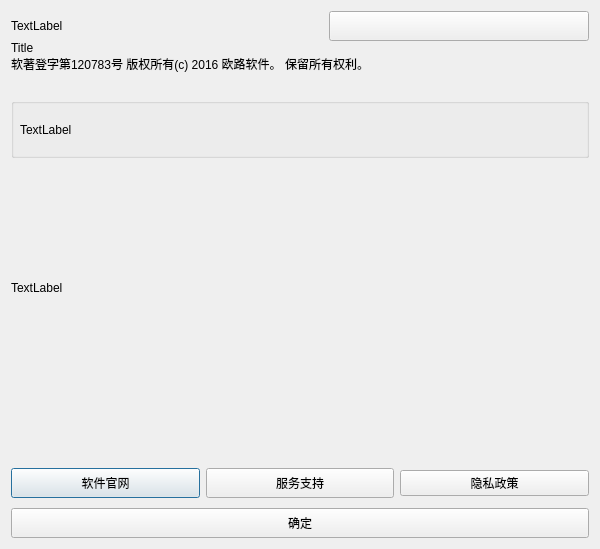
The window that about_dialog.ui (eudic/eudic_win32_localize) describes before a commit, drawn with Qt 5.
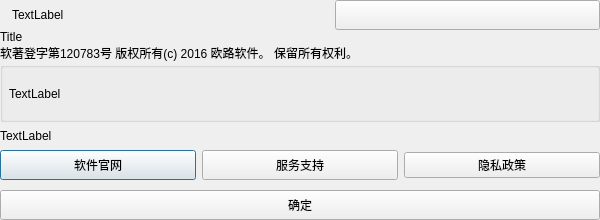
The same window after the commit. Custom widgets are drawn as their Qt base class.

Patch:
```diff
--- a/about_dialog.ui
+++ b/about_dialog.ui
@@ -7,9 +7,21 @@
     <x>0</x>
     <y>0</y>
     <width>600</width>
-    <height>549</height>
+    <height>220</height>
    </rect>
   </property>
+  <property name="sizePolicy">
+   <sizepolicy hsizetype="Preferred" vsizetype="Minimum">
+    <horstretch>0</horstretch>
+    <verstretch>0</verstretch>
+   </sizepolicy>
+  </property>
+  <property name="minimumSize">
+   <size>
+    <width>600</width>
+    <height>0</height>
+   </size>
+  </property>
   <property name="maximumSize">
    <size>
     <width>600</width>
@@ -20,8 +32,26 @@
    <string>关于</string>
   </property>
   <layout class="QGridLayout" name="gridLayout">
+   <property name="leftMargin">
+    <number>0</number>
+   </property>
+   <property name="topMargin">
+    <number>0</number>
+   </property>
+   <property name="rightMargin">
+    <number>0</number>
+   </property>
+   <property name="bottomMargin">
+    <number>0</number>
+   </property>
    <item row="2" column="0">
     <widget class="QWidget" name="gridWidget1" native="true">
+     <property name="sizePolicy">
+      <sizepolicy hsizetype="Preferred" vsizetype="Minimum">
+       <horstretch>0</horstretch>
+       <verstretch>0</verstretch>
+      </sizepolicy>
+     </property>
      <layout class="QGridLayout" name="gridWidget_layout1">
       <property name="leftMargin">
        <number>0</number>
@@ -40,7 +70,16 @@
       </property>
       <item row="2" column="0">
        <widget class="QWidget" name="gridWidget" native="true">
-        <layout class="QGridLayout" name="gridLayout_2" rowstretch="0,0,0,0,0,0,0,0,0,0,0,0,0">
+        <property name="sizePolicy">
+         <sizepolicy hsizetype="Preferred" vsizetype="Minimum">
+          <horstretch>0</horstretch>
+          <verstretch>0</verstretch>
+         </sizepolicy>
+        </property>
+        <layout class="QGridLayout" name="gridLayout_2" rowstretch="0,0,0,0,0,0,0,0,0,0,0,0">
+         <property name="sizeConstraint">
+          <enum>QLayout::SetNoConstraint</enum>
+         </property>
          <property name="leftMargin">
           <number>0</number>
          </property>
@@ -56,7 +95,68 @@
          <property name="spacing">
           <number>0</number>
          </property>
-         <item row="5" column="0">
+         <item row="7" column="0">
+          <spacer name="verticalSpacer_5">
+           <property name="orientation">
+            <enum>Qt::Vertical</enum>
+           </property>
+           <property name="sizeType">
+            <enum>QSizePolicy::Ignored</enum>
+           </property>
+           <property name="sizeHint" stdset="0">
+            <size>
+             <width>20</width>
+             <height>0</height>
+            </size>
+           </property>
+          </spacer>
+         </item>
+         <item row="2" column="0">
+          <widget class="QLabel" name="label_Version">
+           <property name="sizePolicy">
+            <sizepolicy hsizetype="Preferred" vsizetype="Maximum">
+             <horstretch>0</horstretch>
+             <verstretch>0</verstretch>
+            </sizepolicy>
+           </property>
+           <property name="text">
+            <string>软著登字第120783号 版权所有(c) 2016 欧路软件。 保留所有权利。</string>
+           </property>
+          </widget>
+         </item>
+         <item row="10" column="0">
+          <spacer name="verticalSpacer_3">
+           <property name="orientation">
+            <enum>Qt::Vertical</enum>
+           </property>
+           <property name="sizeType">
+            <enum>QSizePolicy::Fixed</enum>
+           </property>
+           <property name="sizeHint" stdset="0">
+            <size>
+             <width>20</width>
+             <height>10</height>
+            </size>
+           </property>
+          </spacer>
+         </item>
+         <item row="6" column="0">
+          <widget class="QLabel" name="label_Info">
+           <property name="sizePolicy">
+            <sizepolicy hsizetype="Preferred" vsizetype="Minimum">
+             <horstretch>0</horstretch>
+             <verstretch>0</verstretch>
+            </sizepolicy>
+           </property>
+           <property name="text">
+            <string>TextLabel</string>
+           </property>
+           <property name="wordWrap">
+            <bool>true</bool>
+           </property>
+          </widget>
+         </item>
+         <item row="4" column="0">
           <widget class="QGroupBox" name="groupBox">
            <property name="sizePolicy">
             <sizepolicy hsizetype="Preferred" vsizetype="Fixed">
@@ -73,7 +173,7 @@
            <property name="maximumSize">
             <size>
              <width>16777215</width>
-             <height>30</height>
+             <height>16777215</height>
             </size>
            </property>
            <property name="title">
@@ -98,11 +198,17 @@
             <item row="0" column="0">
              <widget class="QLabel" name="label_SerialCode">
               <property name="sizePolicy">
-               <sizepolicy hsizetype="Expanding" vsizetype="Expanding">
+               <sizepolicy hsizetype="Expanding" vsizetype="Preferred">
                 <horstretch>0</horstretch>
                 <verstretch>0</verstretch>
                </sizepolicy>
               </property>
+              <property name="minimumSize">
+               <size>
+                <width>0</width>
+                <height>0</height>
+               </size>
+              </property>
               <property name="text">
                <string>TextLabel</string>
               </property>
@@ -111,36 +217,20 @@
            </layout>
           </widget>
          </item>
-         <item row="11" column="0">
-          <spacer name="verticalSpacer_3">
-           <property name="orientation">
-            <enum>Qt::Vertical</enum>
-           </property>
-           <property name="sizeType">
-            <enum>QSizePolicy::Fixed</enum>
-           </property>
-           <property name="sizeHint" stdset="0">
-            <size>
-             <width>20</width>
-             <height>10</height>
-            </size>
-           </property>
-          </spacer>
-         </item>
-         <item row="2" column="0">
-          <widget class="QLabel" name="label_Version">
+         <item row="1" column="0">
+          <widget class="QLabel" name="label_Title">
            <property name="sizePolicy">
-            <sizepolicy hsizetype="Preferred" vsizetype="Preferred">
+            <sizepolicy hsizetype="Preferred" vsizetype="Maximum">
              <horstretch>0</horstretch>
              <verstretch>0</verstretch>
             </sizepolicy>
            </property>
            <property name="text">
-            <string>软著登字第120783号 版权所有(c) 2016 欧路软件。 保留所有权利。</string>
+            <string>Title</string>
            </property>
           </widget>
          </item>
-         <item row="10" column="0">
+         <item row="9" column="0">
           <layout class="QHBoxLayout" name="horizontalLayout">
            <item>
             <widget class="QPushButton" name="pushButton_Home">
@@ -177,7 +267,23 @@
            </item>
           </layout>
          </item>
-         <item row="12" column="0">
+         <item row="8" column="0">
+          <spacer name="verticalSpacer_4">
+           <property name="orientation">
+            <enum>Qt::Vertical</enum>
+           </property>
+           <property name="sizeType">
+            <enum>QSizePolicy::Fixed</enum>
+           </property>
+           <property name="sizeHint" stdset="0">
+            <size>
+             <width>20</width>
+             <height>5</height>
+            </size>
+           </property>
+          </spacer>
+         </item>
+         <item row="11" column="0">
           <widget class="QPushButton" name="pushButton">
            <property name="minimumSize">
             <size>
@@ -190,68 +296,7 @@
            </property>
           </widget>
          </item>
-         <item row="9" column="0">
-          <spacer name="verticalSpacer_4">
-           <property name="orientation">
-            <enum>Qt::Vertical</enum>
-           </property>
-           <property name="sizeType">
-            <enum>QSizePolicy::Fixed</enum>
-           </property>
-           <property name="sizeHint" stdset="0">
-            <size>
-             <width>20</width>
-             <height>5</height>
-            </size>
-           </property>
-          </spacer>
-         </item>
-         <item row="1" column="0">
-          <widget class="QLabel" name="label_Title">
-           <property name="sizePolicy">
-            <sizepolicy hsizetype="Preferred" vsizetype="Preferred">
-             <horstretch>0</horstretch>
-             <verstretch>0</verstretch>
-            </sizepolicy>
-           </property>
-           <property name="text">
-            <string>Title</string>
-           </property>
-          </widget>
-         </item>
-         <item row="7" column="0">
-          <widget class="QLabel" name="label_Info">
-           <property name="sizePolicy">
-            <sizepolicy hsizetype="Preferred" vsizetype="Expanding">
-             <horstretch>0</horstretch>
-             <verstretch>0</verstretch>
-            </sizepolicy>
-           </property>
-           <property name="text">
-            <string>TextLabel</string>
-           </property>
-           <property name="wordWrap">
-            <bool>true</bool>
-           </property>
-          </widget>
-         </item>
-         <item row="6" column="0">
-          <spacer name="verticalSpacer_2">
-           <property name="orientation">
-            <enum>Qt::Vertical</enum>
-           </property>
-           <property name="sizeType">
-            <enum>QSizePolicy::Fixed</enum>
-           </property>
-           <property name="sizeHint" stdset="0">
-            <size>
-             <width>20</width>
-             <height>10</height>
-            </size>
-           </property>
-          </spacer>
-         </item>
-         <item row="3" column="0">
+         <item row="5" column="0">
           <spacer name="verticalSpacer">
            <property name="orientation">
             <enum>Qt::Vertical</enum>
@@ -262,23 +307,7 @@
            <property name="sizeHint" stdset="0">
             <size>
              <width>20</width>
-             <height>10</height>
-            </size>
-           </property>
-          </spacer>
-         </item>
-         <item row="8" column="0">
-          <spacer name="verticalSpacer_5">
-           <property name="orientation">
-            <enum>Qt::Vertical</enum>
-           </property>
-           <property name="sizeType">
-            <enum>QSizePolicy::Ignored</enum>
-           </property>
-           <property name="sizeHint" stdset="0">
-            <size>
-             <width>20</width>
-             <height>40</height>
+             <height>5</height>
             </size>
            </property>
           </spacer>
@@ -287,7 +316,19 @@
        </widget>
       </item>
       <item row="1" column="0">
-       <widget class="QWidget" name="titleWidget" native="true">
+       <widget class="EUMainWindowTitleWidget" name="titleWidget" native="true">
+        <property name="sizePolicy">
+         <sizepolicy hsizetype="Preferred" vsizetype="Fixed">
+          <horstretch>0</horstretch>
+          <verstretch>0</verstretch>
+         </sizepolicy>
+        </property>
+        <property name="minimumSize">
+         <size>
+          <width>0</width>
+          <height>30</height>
+         </size>
+        </property>
         <layout class="QHBoxLayout" name="horizontalLayout_2">
          <property name="leftMargin">
           <number>0</number>
@@ -301,6 +342,22 @@
          <property name="bottomMargin">
           <number>0</number>
          </property>
+         <item>
+          <spacer name="horizontalSpacer_2">
+           <property name="orientation">
+            <enum>Qt::Horizontal</enum>
+           </property>
+           <property name="sizeType">
+            <enum>QSizePolicy::Fixed</enum>
+           </property>
+           <property name="sizeHint" stdset="0">
+            <size>
+             <width>12</width>
+             <height>20</height>
+            </size>
+           </property>
+          </spacer>
+         </item>
          <item>
           <widget class="QLabel" name="titleLabel">
            <property name="text">
@@ -322,7 +379,7 @@
           </spacer>
          </item>
          <item>
-          <widget class="QPushButton" name="rightCloseButton">
+          <widget class="EUCloseButton" name="rightCloseButton">
            <property name="sizePolicy">
             <sizepolicy hsizetype="Expanding" vsizetype="Fixed">
              <horstretch>0</horstretch>
@@ -349,6 +406,19 @@
   </layout>
  </widget>
  <layoutdefault spacing="6" margin="11"/>
+ <customwidgets>
+  <customwidget>
+   <class>EUCloseButton</class>
+   <extends>QPushButton</extends>
+   <header location="global">customclassstyle.h</header>
+  </customwidget>
+  <customwidget>
+   <class>EUMainWindowTitleWidget</class>
+   <extends>QWidget</extends>
+   <header location="global">customclassstyle.h</header>
+   <container>1</container>
+  </customwidget>
+ </customwidgets>
  <resources/>
  <connections>
   <connection>
```
